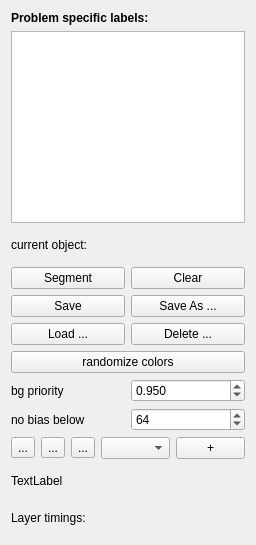
This is workflows/carving/carvingDrawer.ui in ilastik/ilastik as Qt 5 draws it before an edit. The edited form follows.
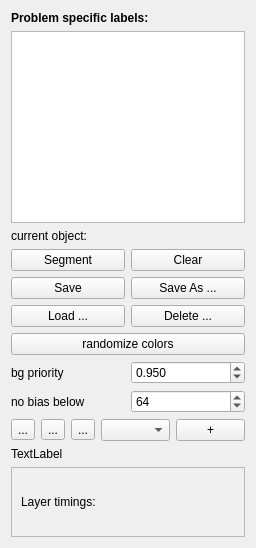
This is the edited form. Custom widgets are drawn as their Qt base class.

Commit message: use a block size of 512^3 for the carving workflow

Patch:
```diff
--- a/workflows/carving/carvingDrawer.ui
+++ b/workflows/carving/carvingDrawer.ui
@@ -249,10 +249,35 @@
     </widget>
    </item>
    <item>
-    <widget class="QLabel" name="layerTimings">
-     <property name="text">
-      <string>Layer timings:</string>
+    <widget class="QScrollArea" name="scrollArea">
+     <property name="widgetResizable">
+      <bool>true</bool>
      </property>
+     <widget class="QWidget" name="scrollAreaWidgetContents">
+      <property name="geometry">
+       <rect>
+        <x>0</x>
+        <y>0</y>
+        <width>236</width>
+        <height>76</height>
+       </rect>
+      </property>
+      <layout class="QVBoxLayout" name="verticalLayout_2">
+       <item>
+        <widget class="QLabel" name="layerTimings">
+         <property name="sizePolicy">
+          <sizepolicy hsizetype="Preferred" vsizetype="Expanding">
+           <horstretch>0</horstretch>
+           <verstretch>0</verstretch>
+          </sizepolicy>
+         </property>
+         <property name="text">
+          <string>Layer timings:</string>
+         </property>
+        </widget>
+       </item>
+      </layout>
+     </widget>
     </widget>
    </item>
   </layout>
```
The commit also changes 1 other file.
